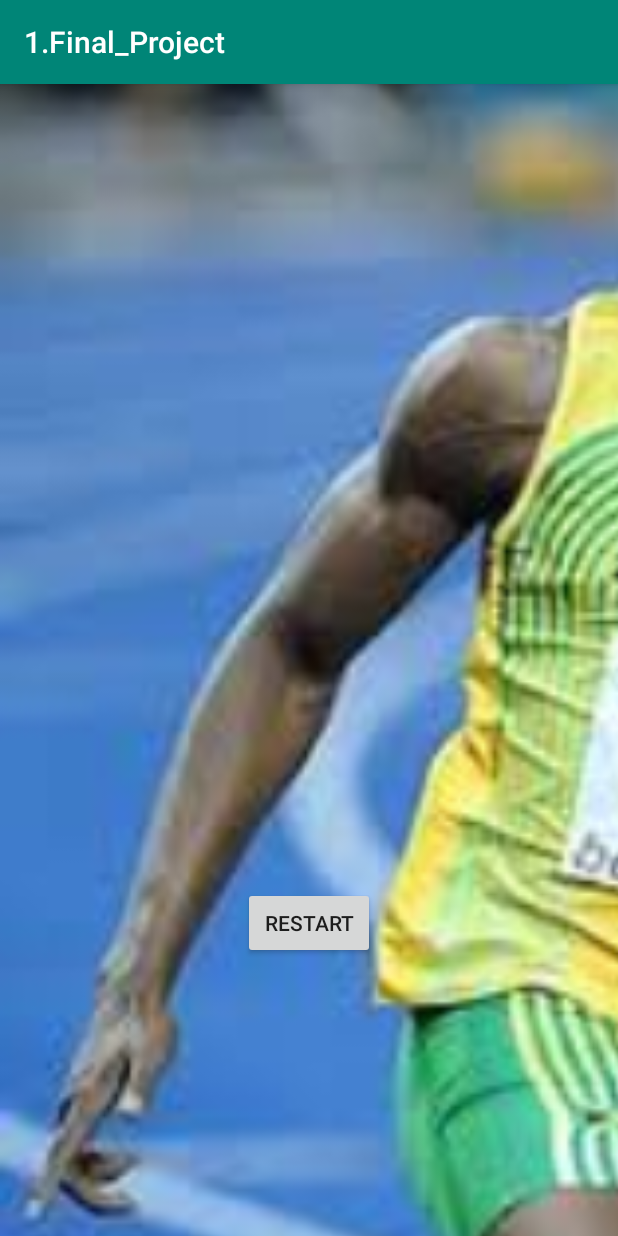
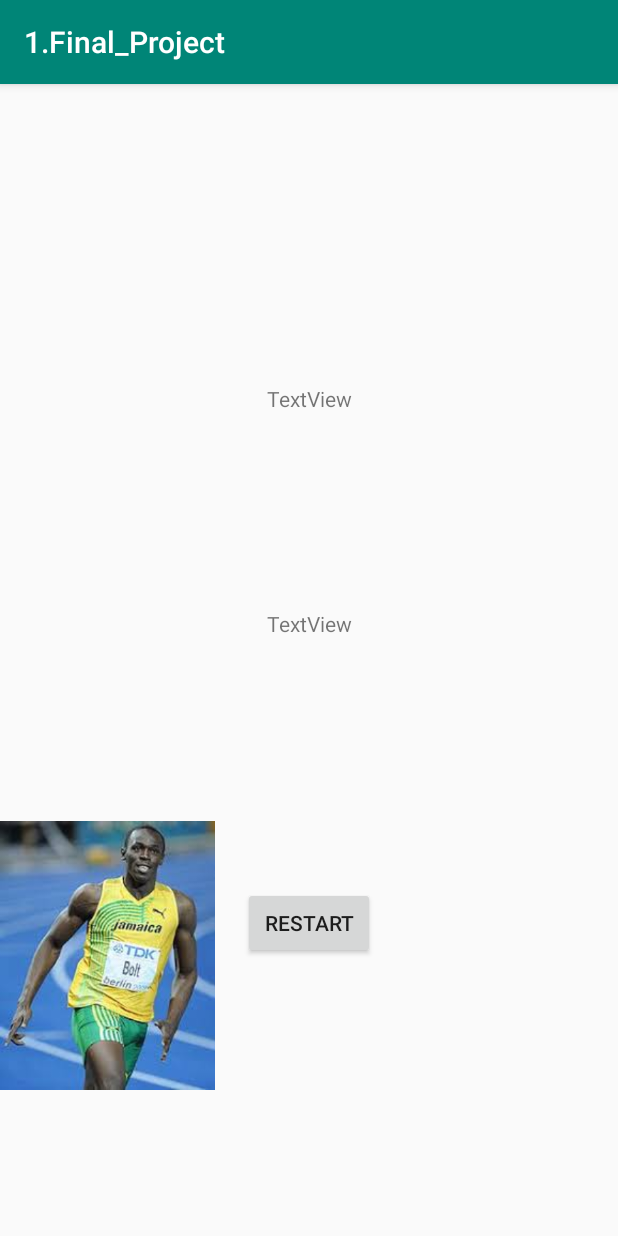
Before and after one commit to jao829/New_Final_Project, an Android app: the RestartActivity screen opened directly, with no data from a screen before it, on a phone screen of 412 x 824 dp. Run offline under Robolectric (Android 15) with nearby library versions, the phone set to English and light mode, and no system bars.

```diff
--- a/app/src/main/res/layout/activity_restart.xml
+++ b/app/src/main/res/layout/activity_restart.xml
@@ -49,12 +49,12 @@
 
     <ImageView
         android:id="@+id/imageView2"
-        android:layout_width="794dp"
-        android:layout_height="1264dp"
+        android:layout_width="143dp"
+        android:layout_height="319dp"
         app:layout_constraintBottom_toBottomOf="parent"
         app:layout_constraintTop_toTopOf="parent"
-        app:layout_constraintVertical_bias="0.425"
+        app:layout_constraintVertical_bias="0.939"
         app:srcCompat="@drawable/b"
-        tools:layout_editor_absoluteX="-296dp" />
+        tools:layout_editor_absoluteX="5dp" />
 
 </androidx.constraintlayout.widget.ConstraintLayout>
```
